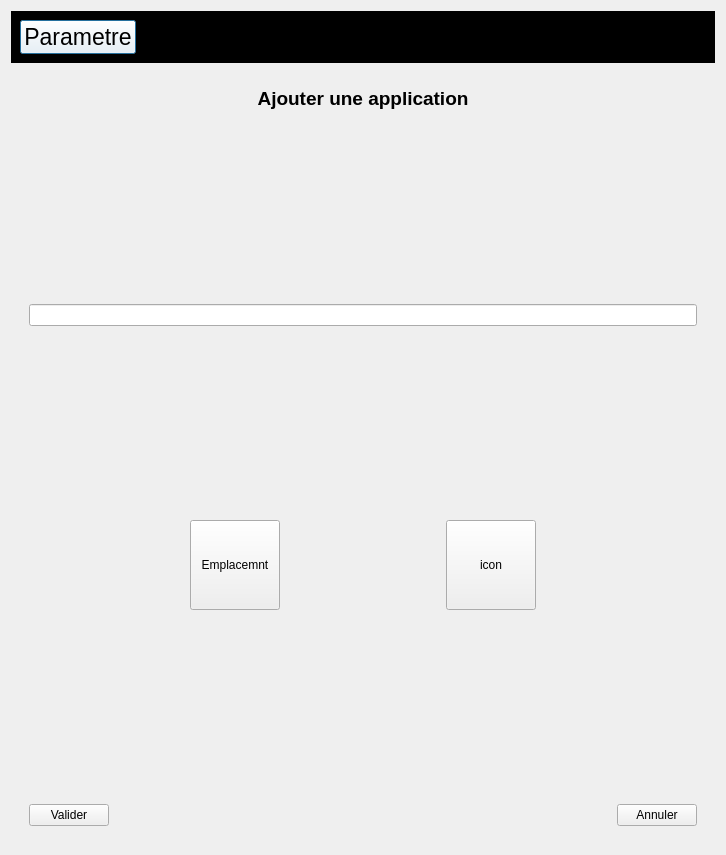
Above: arrerasettingui.ui from Arrera-Software/Arrera-Interface before the change. Below: the same form after it.
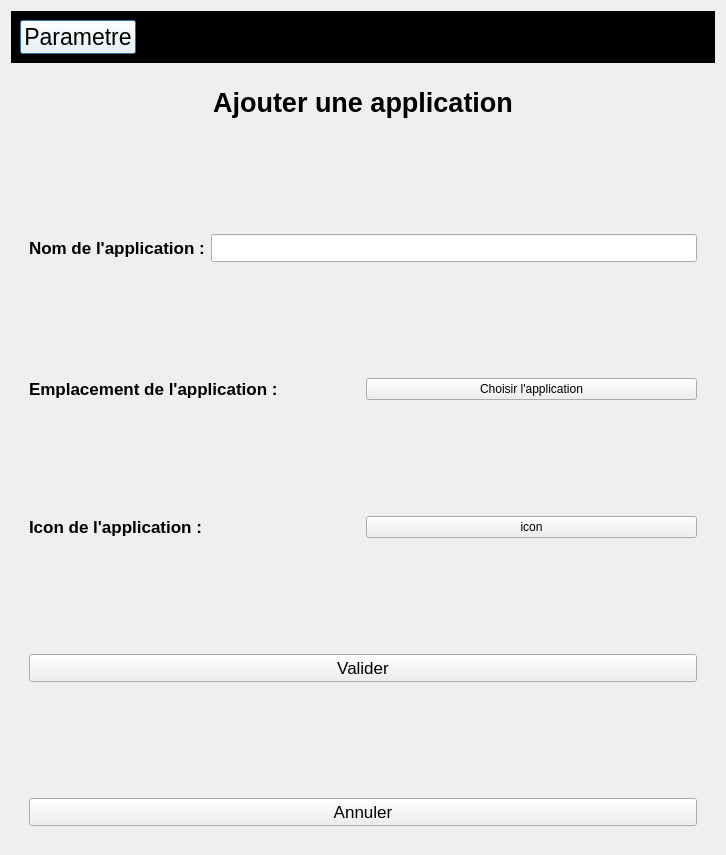
That is the form after the change. The open tabs and pages were chosen to show the change. Icons and pictures are not drawn.

Commit message: Ajout de la partie ajout d'application sous linux

What changed in the file:
```diff
--- a/arrerasettingui.ui
+++ b/arrerasettingui.ui
@@ -1372,7 +1372,7 @@
             <widget class="QLabel" name="LINDICATIONAPPADDPC">
              <property name="font">
               <font>
-               <pointsize>14</pointsize>
+               <pointsize>20</pointsize>
                <bold>true</bold>
               </font>
              </property>
@@ -1384,22 +1384,6 @@
              </property>
             </widget>
            </item>
-           <item>
-            <spacer name="verticalSpacer_18">
-             <property name="orientation">
-              <enum>Qt::Orientation::Vertical</enum>
-             </property>
-             <property name="sizeHint" stdset="0">
-              <size>
-               <width>20</width>
-               <height>40</height>
-              </size>
-             </property>
-            </spacer>
-           </item>
-           <item>
-            <widget class="QLineEdit" name="IDC_LINENAMEAPPLICATINPC"/>
-           </item>
            <item>
             <spacer name="verticalSpacer_16">
              <property name="orientation">
@@ -1413,65 +1397,121 @@
              </property>
             </spacer>
            </item>
+           <item>
+            <layout class="QHBoxLayout" name="horizontalLayout_23">
+             <item>
+              <widget class="QLabel" name="LINCNAMEAPP">
+               <property name="font">
+                <font>
+                 <pointsize>13</pointsize>
+                 <bold>true</bold>
+                </font>
+               </property>
+               <property name="text">
+                <string>Nom de l'application :</string>
+               </property>
+              </widget>
+             </item>
+             <item>
+              <widget class="QLineEdit" name="IDC_LINENAMEAPPLICATINPC">
+               <property name="font">
+                <font>
+                 <pointsize>13</pointsize>
+                </font>
+               </property>
+              </widget>
+             </item>
+            </layout>
+           </item>
+           <item>
+            <spacer name="verticalSpacer_17">
+             <property name="orientation">
+              <enum>Qt::Orientation::Vertical</enum>
+             </property>
+             <property name="sizeHint" stdset="0">
+              <size>
+               <width>20</width>
+               <height>40</height>
+              </size>
+             </property>
+            </spacer>
+           </item>
            <item>
             <layout class="QHBoxLayout" name="horizontalLayout_7">
              <item>
-              <spacer name="horizontalSpacer_14">
-               <property name="orientation">
-                <enum>Qt::Orientation::Horizontal</enum>
+              <widget class="QLabel" name="LINCEMPLACEMENTAPP">
+               <property name="font">
+                <font>
+                 <pointsize>13</pointsize>
+                 <bold>true</bold>
+                </font>
                </property>
-               <property name="sizeHint" stdset="0">
-                <size>
-                 <width>40</width>
-                 <height>20</height>
-                </size>
+               <property name="text">
+                <string>Emplacement de l'application :</string>
                </property>
-              </spacer>
+              </widget>
              </item>
              <item>
               <widget class="QPushButton" name="IDC_SETAPPPC">
                <property name="minimumSize">
                 <size>
-                 <width>90</width>
-                 <height>90</height>
+                 <width>0</width>
+                 <height>0</height>
                 </size>
                </property>
                <property name="maximumSize">
                 <size>
-                 <width>90</width>
-                 <height>90</height>
+                 <width>16777215</width>
+                 <height>16777215</height>
                 </size>
                </property>
                <property name="text">
-                <string>Emplacemnt</string>
+                <string>Choisir l'application</string>
                </property>
               </widget>
              </item>
+            </layout>
+           </item>
+           <item>
+            <spacer name="verticalSpacer_18">
+             <property name="orientation">
+              <enum>Qt::Orientation::Vertical</enum>
+             </property>
+             <property name="sizeHint" stdset="0">
+              <size>
+               <width>20</width>
+               <height>40</height>
+              </size>
+             </property>
+            </spacer>
+           </item>
+           <item>
+            <layout class="QHBoxLayout" name="horizontalLayout_8">
              <item>
-              <spacer name="horizontalSpacer_12">
-               <property name="orientation">
-                <enum>Qt::Orientation::Horizontal</enum>
+              <widget class="QLabel" name="LINCICONAPP">
+               <property name="font">
+                <font>
+                 <pointsize>13</pointsize>
+                 <bold>true</bold>
+                </font>
                </property>
-               <property name="sizeHint" stdset="0">
-                <size>
-                 <width>40</width>
-                 <height>20</height>
-                </size>
+               <property name="text">
+                <string>Icon de l'application : </string>
                </property>
-              </spacer>
+              </widget>
              </item>
              <item>
               <widget class="QPushButton" name="IDC_ICONAPPPC">
                <property name="minimumSize">
                 <size>
-                 <width>90</width>
-                 <height>90</height>
+                 <width>0</width>
+                 <height>0</height>
                 </size>
                </property>
                <property name="maximumSize">
                 <size>
-                 <width>90</width>
-                 <height>90</height>
+                 <width>16777215</width>
+                 <height>16777215</height>
                 </size>
                </property>
                <property name="text">
@@ -1479,18 +1519,104 @@
                </property>
               </widget>
              </item>
+            </layout>
+           </item>
+           <item>
+            <spacer name="verticalSpacer_45">
+             <property name="orientation">
+              <enum>Qt::Orientation::Vertical</enum>
+             </property>
+             <property name="sizeHint" stdset="0">
+              <size>
+               <width>20</width>
+               <height>40</height>
+              </size>
+             </property>
+            </spacer>
+           </item>
+           <item>
+            <widget class="QPushButton" name="IDC_VALIDERAPPPC">
+             <property name="font">
+              <font>
+               <pointsize>13</pointsize>
+              </font>
+             </property>
+             <property name="text">
+              <string>Valider</string>
+             </property>
+            </widget>
+           </item>
+           <item>
+            <spacer name="verticalSpacer_44">
+             <property name="orientation">
+              <enum>Qt::Orientation::Vertical</enum>
+             </property>
+             <property name="sizeHint" stdset="0">
+              <size>
+               <width>20</width>
+               <height>40</height>
+              </size>
+             </property>
+            </spacer>
+           </item>
+           <item>
+            <widget class="QPushButton" name="IDC_CANCELAPPPC">
+             <property name="font">
+              <font>
+               <pointsize>13</pointsize>
+              </font>
+             </property>
+             <property name="text">
+              <string>Annuler</string>
+             </property>
+            </widget>
+           </item>
+          </layout>
+         </widget>
+         <widget class="QWidget" name="changeemplacement">
+          <layout class="QVBoxLayout" name="verticalLayout_20">
+           <item>
+            <widget class="QLabel" name="LTITLEEMPLACEMENTAPP">
+             <property name="font">
+              <font>
+               <pointsize>15</pointsize>
+               <bold>true</bold>
+              </font>
+             </property>
+             <property name="text">
+              <string>Modifier l'emplacement</string>
+             </property>
+             <property name="alignment">
+              <set>Qt::AlignmentFlag::AlignCenter</set>
+             </property>
+            </widget>
+           </item>
+           <item>
+            <spacer name="verticalSpacer_47">
+             <property name="orientation">
+              <enum>Qt::Orientation::Vertical</enum>
+             </property>
+             <property name="sizeHint" stdset="0">
+              <size>
+               <width>20</width>
+               <height>40</height>
+              </size>
+             </property>
+            </spacer>
+           </item>
+           <item>
+            <layout class="QHBoxLayout" name="horizontalLayout_24">
              <item>
-              <spacer name="horizontalSpacer_15">
-               <property name="orientation">
-                <enum>Qt::Orientation::Horizontal</enum>
+              <widget class="QLabel" name="LINCAPPEMPLACEMENT">
+               <property name="font">
+                <font>
+                 <pointsize>13</pointsize>
+                </font>
                </property>
-               <property name="sizeHint" stdset="0">
-                <size>
-                 <width>40</width>
-                 <height>20</height>
-                </size>
+               <property name="text">
+                <string>Application  :</string>
                </property>
-              </spacer>
+              </widget>
              </item>
             </layout>
            </item>
@@ -1508,11 +1634,16 @@
             </spacer>
            </item>
            <item>
-            <layout class="QHBoxLayout" name="horizontalLayout_8">
+            <layout class="QHBoxLayout" name="horizontalLayout_25">
              <item>
-              <widget class="QPushButton" name="IDC_VALIDERAPPPC">
+              <widget class="QPushButton" name="IDC_CANCELEMPLACEMENTAPP">
+               <property name="font">
+                <font>
+                 <pointsize>13</pointsize>
+                </font>
+               </property>
                <property name="text">
-                <string>Valider</string>
+                <string>Annuler</string>
                </property>
               </widget>
              </item>
@@ -1530,9 +1661,14 @@
               </spacer>
              </item>
              <item>
-              <widget class="QPushButton" name="IDC_CANCELAPPPC">
+              <widget class="QPushButton" name="IDC_VALIDERCHANGEEMPLACEMENTAPP">
+               <property name="font">
+                <font>
+                 <pointsize>13</pointsize>
+                </font>
+               </property>
                <property name="text">
-                <string>Annuler</string>
+                <string>Changer l'emplacement</string>
                </property>
               </widget>
              </item>
```
Left out of the diff: 49 changed lines with no effect on the pictures. The commit also changes 5 other files.
